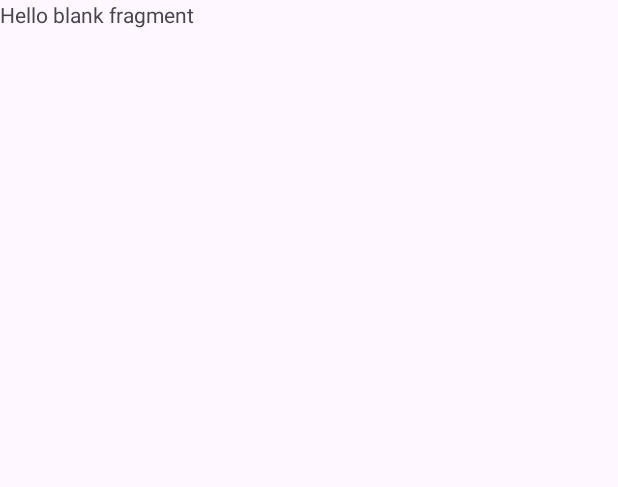
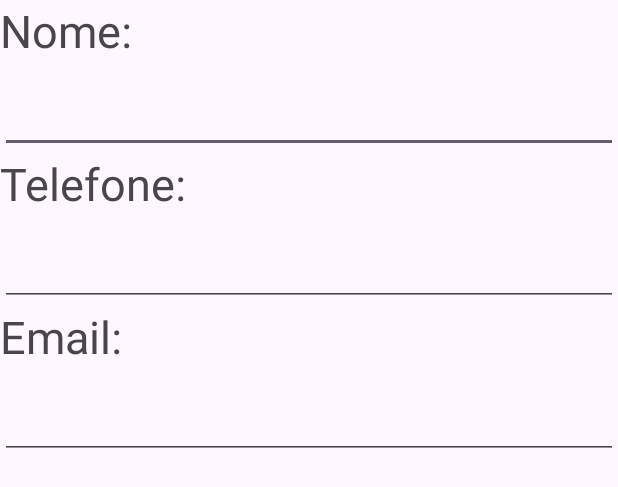
Before and after one commit to GabrielleAngeli/AgendaRoom, an Android app: the layout fragment_cadastro.xml on its own in the app's theme, with its tools: preview values and no code run, on a phone screen of 412 x 824 dp. Shown: the top 487 px of the screen. Run offline under Robolectric (Android 15) with nearby library versions, the phone set to English and light mode, and no system bars.

Commit message:
criando layout comum, ajustando fragment cadastro e lista de contatos, adicionando strings

```diff
--- /dev/null
+++ b/app/src/main/res/layout/common_layout.xml
@@ -0,0 +1,36 @@
+<?xml version="1.0" encoding="utf-8"?>
+<LinearLayout xmlns:android="http://schemas.android.com/apk/res/android"
+    android:orientation="vertical"
+    android:layout_width="match_parent"
+    android:layout_height="match_parent">
+    <TextView
+        android:layout_width="wrap_content"
+        android:layout_height="wrap_content"
+        android:text="@string/nome"
+        android:textSize="30sp" />
+    <EditText
+        android:id="@+id/editTextNome"
+        android:layout_width="match_parent"
+        android:layout_height="wrap_content"
+        android:textSize="30sp"/>
+    <TextView
+        android:layout_width="wrap_content"
+        android:layout_height="wrap_content"
+        android:text="@string/fone"
+        android:textSize="30sp"/>
+    <EditText
+        android:id="@+id/editTextFone"
+        android:layout_width="match_parent"
+        android:layout_height="wrap_content"
+        android:textSize="30sp"/>
+    <TextView
+        android:layout_width="wrap_content"
+        android:layout_height="wrap_content"
+        android:text="@string/email"
+        android:textSize="30sp"/>
+    <EditText
+        android:id="@+id/editTextEmail"
+        android:layout_width="match_parent"
+        android:layout_height="wrap_content"
+        android:textSize="30sp"/>
+</LinearLayout>
--- a/app/src/main/res/layout/fragment_cadastro.xml
+++ b/app/src/main/res/layout/fragment_cadastro.xml
@@ -1,14 +1,12 @@
 <?xml version="1.0" encoding="utf-8"?>
-<FrameLayout xmlns:android="http://schemas.android.com/apk/res/android"
+<LinearLayout
+    xmlns:android="http://schemas.android.com/apk/res/android"
     xmlns:tools="http://schemas.android.com/tools"
     android:layout_width="match_parent"
     android:layout_height="match_parent"
+    xmlns:app="http://schemas.android.com/apk/res-auto"
+    app:layout_behavior="@string/appbar_scrolling_view_behavior"
     tools:context=".ui.CadastroFragment">
-
-    <!-- TODO: Update blank fragment layout -->
-    <TextView
-        android:layout_width="match_parent"
-        android:layout_height="match_parent"
-        android:text="@string/hello_blank_fragment" />
-
-</FrameLayout>
+    <include layout="@layout/common_layout"
+        android:id="@+id/common_layout"/>
+</LinearLayout>
--- a/app/src/main/res/layout/fragment_lista_contatos.xml
+++ b/app/src/main/res/layout/fragment_lista_contatos.xml
@@ -1,14 +1,22 @@
 <?xml version="1.0" encoding="utf-8"?>
-<FrameLayout xmlns:android="http://schemas.android.com/apk/res/android"
+<androidx.constraintlayout.widget.ConstraintLayout
+    xmlns:android="http://schemas.android.com/apk/res/android"
     xmlns:tools="http://schemas.android.com/tools"
+    xmlns:app="http://schemas.android.com/apk/res-auto"
     android:layout_width="match_parent"
     android:layout_height="match_parent"
     tools:context=".ui.ListaContatosFragment">
-
-    <!-- TODO: Update blank fragment layout -->
-    <TextView
+    <androidx.recyclerview.widget.RecyclerView
+        android:id="@+id/recyclerview"
         android:layout_width="match_parent"
-        android:layout_height="match_parent"
-        android:text="@string/hello_blank_fragment" />
-
-</FrameLayout>
+        android:layout_height="wrap_content"
+        app:layout_constraintTop_toTopOf="parent" />
+    <com.google.android.material.floatingactionbutton.FloatingActionButton
+        android:id="@+id/fab"
+        android:layout_width="wrap_content"
+        android:layout_height="wrap_content"
+        android:layout_margin="20dp"
+        app:layout_constraintBottom_toBottomOf="parent"
+        app:layout_constraintEnd_toEndOf="parent"
+        android:src="@android:drawable/ic_input_add" />
+</androidx.constraintlayout.widget.ConstraintLayout>
--- a/app/src/main/res/values/strings.xml
+++ b/app/src/main/res/values/strings.xml
@@ -2,4 +2,7 @@
     <string name="app_name">AgendaRoom</string>
     <!-- TODO: Remove or change this placeholder text -->
     <string name="hello_blank_fragment">Hello blank fragment</string>
+    <string name="nome">Nome:</string>
+    <string name="fone">Telefone:</string>
+    <string name="email">Email:</string>
 </resources>
```
